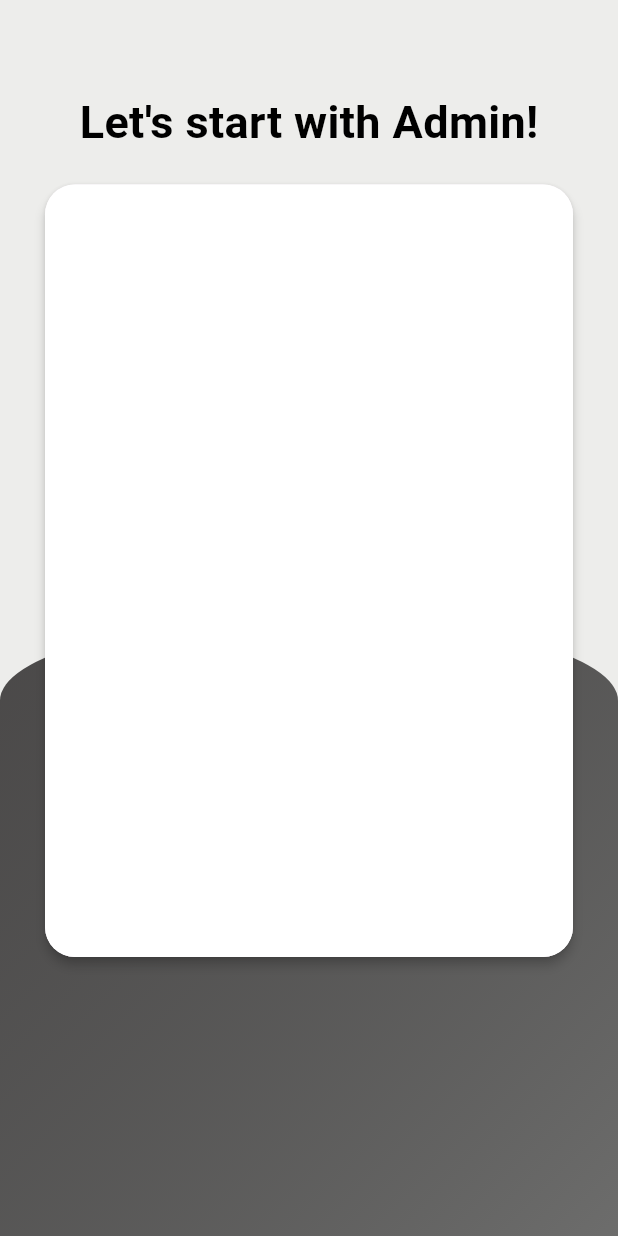
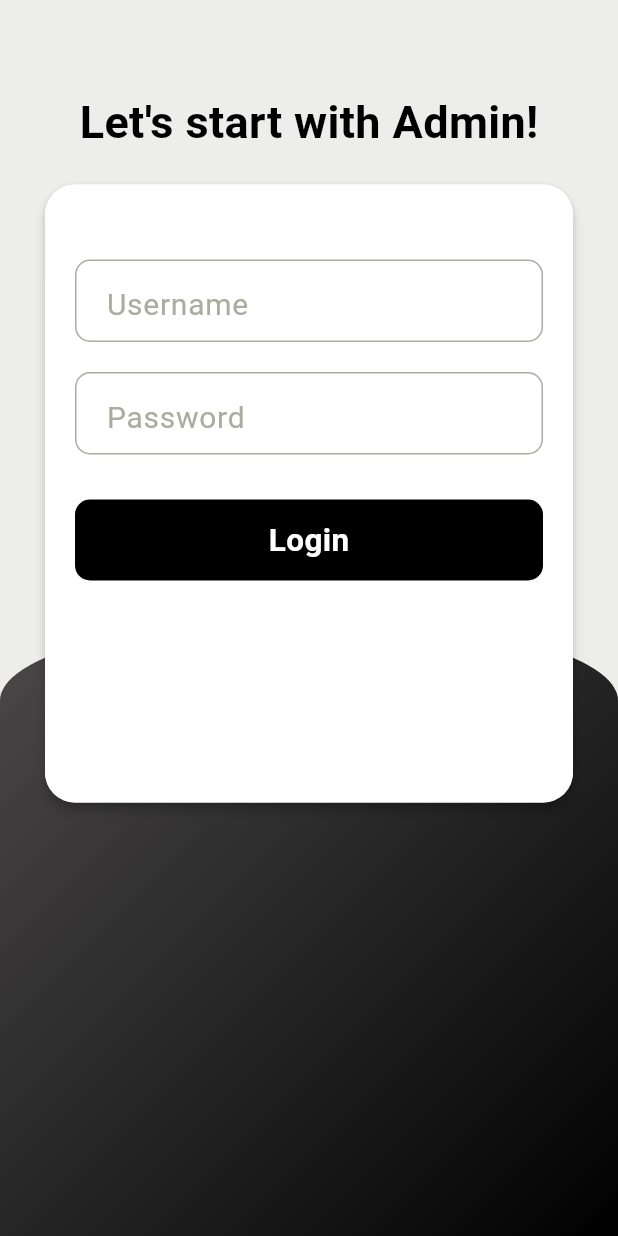
Before and after one commit to Roshan-Barkane/quizapp, a Flutter app: the screen it shows after launch, on a phone screen of 412 x 824 dp. Run offline on Flutter 3.47's test engine with Material 3 defaults, Android fonts, the phone set to English and light mode, and no system bars; our stand-ins replace cloud_firestore, firebase_core; accounts and stored records are empty.

Commit message:
write the loginAdmin funtion and create AddQuiz page

```diff
--- a/lib/admin/admin_login.dart
+++ b/lib/admin/admin_login.dart
@@ -1,4 +1,7 @@
+import 'package:cloud_firestore/cloud_firestore.dart';
 import 'package:flutter/material.dart';
+import 'package:quizapp/admin/add_quiz.dart';
+import 'package:quizapp/pages/home.dart';
 
 class AdminLogin extends StatefulWidget {
   const AdminLogin({super.key});
@@ -8,6 +11,8 @@ class AdminLogin extends StatefulWidget {
 }
 
 class _AdminLoginState extends State<AdminLogin> {
+  TextEditingController userController = new TextEditingController();
+  TextEditingController passController = new TextEditingController();
   @override
   Widget build(BuildContext context) {
     return Scaffold(
@@ -24,7 +29,7 @@ class _AdminLoginState extends State<AdminLogin> {
               decoration: BoxDecoration(
                   gradient: LinearGradient(colors: [
                     Color.fromARGB(225, 53, 51, 51),
-                    Colors.black54,
+                    Colors.black,
                   ], begin: Alignment.topLeft, end: Alignment.bottomRight),
                   borderRadius: BorderRadius.vertical(
                       top: Radius.elliptical(
@@ -47,7 +52,7 @@ class _AdminLoginState extends State<AdminLogin> {
                       elevation: 3.0,
                       borderRadius: BorderRadius.circular(20),
                       child: Container(
-                        height: MediaQuery.of(context).size.height / 1.6,
+                        height: MediaQuery.of(context).size.height / 2.0,
                         decoration: BoxDecoration(
                           color: Colors.white,
                           borderRadius: BorderRadius.circular(20),
@@ -59,7 +64,83 @@ class _AdminLoginState extends State<AdminLogin> {
                               padding: EdgeInsets.only(
                                   left: 20.0, top: 5.0, right: 5.0),
                               margin: EdgeInsets.symmetric(horizontal: 20.0),
-                              decoration: BoxDecoration(),
+                              decoration: BoxDecoration(
+                                border: Border.all(
+                                  color: Color.fromARGB(225, 160, 160, 147),
+                                ),
+                                borderRadius: BorderRadius.circular(10),
+                              ),
+                              child: Center(
+                                child: TextFormField(
+                                  controller: userController,
+                                  validator: (value) {
+                                    if (value == null || value.isEmpty) {
+                                      return "Please Enter Username";
+                                    }
+                                  },
+                                  decoration: InputDecoration(
+                                    border: InputBorder.none,
+                                    hintText: "Username",
+                                    hintStyle: TextStyle(
+                                      fontSize: 20.0,
+                                      color: Color.fromARGB(225, 160, 160, 147),
+                                    ),
+                                  ),
+                                ),
+                              ),
+                            ),
+                            SizedBox(
+                              height: 20.0,
+                            ),
+                            Container(
+                              padding: EdgeInsets.only(
+                                  left: 20.0, top: 5.0, right: 5.0),
+                              margin: EdgeInsets.symmetric(horizontal: 20.0),
+                              decoration: BoxDecoration(
+                                border: Border.all(
+                                  color: Color.fromARGB(225, 160, 160, 147),
+                                ),
+                                borderRadius: BorderRadius.circular(10),
+                              ),
+                              child: Center(
+                                child: TextFormField(
+                                  controller: passController,
+                                  validator: (value) {
+                                    if (value == null || value.isEmpty) {
+                                      return "Please Enter Password";
+                                    }
+                                  },
+                                  decoration: InputDecoration(
+                                    border: InputBorder.none,
+                                    hintText: "Password",
+                                    hintStyle: TextStyle(
+                                      fontSize: 20.0,
+                                      color: Color.fromARGB(225, 160, 160, 147),
+                                    ),
+                                  ),
+                                ),
+                              ),
+                            ),
+                            SizedBox(
+                              height: 30.0,
+                            ),
+                            Container(
+                              padding: EdgeInsets.symmetric(vertical: 12.0),
+                              margin: EdgeInsets.symmetric(horizontal: 20.0),
+                              width: MediaQuery.of(context).size.width,
+                              decoration: BoxDecoration(
+                                color: Colors.black,
+                                borderRadius: BorderRadius.circular(10),
+                              ),
+                              child: Center(
+                                child: Text(
+                                  "Login",
+                                  style: TextStyle(
+                                      color: Colors.white,
+                                      fontSize: 21.0,
+                                      fontWeight: FontWeight.bold),
+                                ),
+                              ),
                             )
                           ],
                         ),
@@ -74,4 +155,40 @@ class _AdminLoginState extends State<AdminLogin> {
       ),
     );
   }
+
+  loginAdmin() {
+    FirebaseFirestore.instance.collection("Admin").get().then(
+      (snapshort) {
+        snapshort.docs.forEach(
+          (result) {
+            if (result.data()['id'] != userController.text.trim()) {
+              ScaffoldMessenger.of(context).showSnackBar(
+                SnackBar(
+                  content: Text(
+                    "your Id is not currect ",
+                    style: TextStyle(fontSize: 18.0),
+                  ),
+                ),
+              );
+            } else if (result.data()['password'] !=
+                passController.text.trim()) {
+              ScaffoldMessenger.of(context).showSnackBar(
+                SnackBar(
+                  content: Text(
+                    "your Password is not currect ",
+                    style: TextStyle(fontSize: 18.0),
+                  ),
+                ),
+              );
+            } else {
+              Route route = MaterialPageRoute(
+                builder: (context) => AddQuiz(),
+              );
+              Navigator.pushReplacement(context, route);
+            }
+          },
+        );
+      },
+    );
+  }
 }
```
Also changed, not shown: lib/admin/add_quiz.dart (added, +15 -0 lines).
